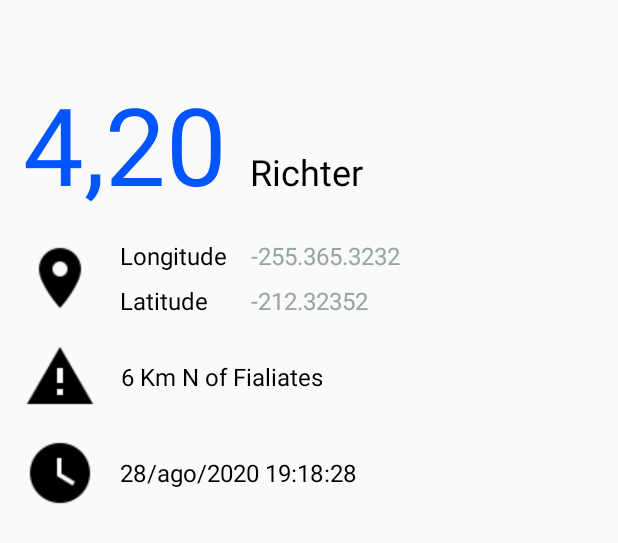
After one commit to pipomadrid/CursoAndroidUdemy, an Android app: the layout activity_details.xml on its own in the app's theme, with its tools: preview values and no code run, on a phone screen of 412 x 824 dp. The commit adds this screen. Shown: the top 543 px of the screen. Run offline under Robolectric (Android 15) with nearby library versions, the phone set to English and light mode, and no system bars.

Commit message:
no message

```diff
--- a/EarthquakeMonitor/app/build.gradle
+++ b/EarthquakeMonitor/app/build.gradle
@@ -2,6 +2,7 @@ plugins {
     id 'com.android.application'
     id 'kotlin-android'
     id 'kotlin-kapt'
+    id 'kotlin-android-extensions'
 
 }
 
--- a/EarthquakeMonitor/app/src/main/AndroidManifest.xml
+++ b/EarthquakeMonitor/app/src/main/AndroidManifest.xml
@@ -1,7 +1,9 @@
 <?xml version="1.0" encoding="utf-8"?>
 <manifest xmlns:android="http://schemas.android.com/apk/res/android"
     package="com.pedrosaez.earthquakemonitor">
-    <uses-permission android:name="android.permission.INTERNET"></uses-permission>
+
+    <uses-permission android:name="android.permission.INTERNET" />
+
     <application
         android:allowBackup="true"
         android:icon="@mipmap/ic_launcher"
@@ -9,6 +11,7 @@
         android:roundIcon="@mipmap/ic_launcher_round"
         android:supportsRtl="true"
         android:theme="@style/Theme.EarthquakeMonitor">
+        <activity android:name=".details.DetailsActivity"></activity>
         <activity android:name=".main.MainActivity">
             <intent-filter>
                 <action android:name="android.intent.action.MAIN" />
--- /dev/null
+++ b/EarthquakeMonitor/app/src/main/java/com/pedrosaez/earthquakemonitor/api/ApiResponseStatus.kt
@@ -0,0 +1,6 @@
+package com.pedrosaez.earthquakemonitor.api
+
+enum class ApiResponseStatus {
+    DONE,LOADING,ERROR,NOT_INTERNET_CONNECTION
+
+}
--- a/EarthquakeMonitor/app/src/main/java/com/pedrosaez/earthquakemonitor/database/EqDao.kt
+++ b/EarthquakeMonitor/app/src/main/java/com/pedrosaez/earthquakemonitor/database/EqDao.kt
@@ -16,11 +16,14 @@ interface EqDao {
 
     //Con @Query  introducimos una consulta que en este caso nos devolverá todos los terremotos
     @Query("SELECT * FROM earthquakes")
-    fun getEarthQuakes() : LiveData<MutableList<Earthquake>>
+    fun getEarthQuakes() : MutableList<Earthquake>
 
     @Query("SELECT * FROM earthquakes WHERE magnitude > :magnitude") //magnitude se refiere a
     // la de la data class y :magnitude al del método  getEarthQuakesWithMagnitude
     fun getEarthQuakesWithMagnitude(magnitude:Double) : MutableList<Earthquake>
+
+    @Query ("SELECT * FROM earthquakes order by magnitude ASC")
+    fun getEarthquakesByMagnitude():MutableList<Earthquake>
 
 
     @Update
--- /dev/null
+++ b/EarthquakeMonitor/app/src/main/res/layout/activity_details.xml
@@ -0,0 +1,141 @@
+<?xml version="1.0" encoding="utf-8"?>
+<LinearLayout xmlns:android="http://schemas.android.com/apk/res/android"
+    xmlns:app="http://schemas.android.com/apk/res-auto"
+    android:orientation="vertical"
+    xmlns:tools="http://schemas.android.com/tools"
+    android:layout_width="match_parent"
+    android:layout_height="match_parent"
+    tools:context=".details.DetailsActivity">
+
+    <LinearLayout
+        android:layout_marginTop="32dp"
+        android:layout_width="wrap_content"
+        android:layout_height="wrap_content"
+        android:orientation="horizontal">
+        <TextView
+            android:id="@+id/eq_magnitude_text"
+            android:layout_width="wrap_content"
+            android:layout_height="wrap_content"
+            android:padding="15dp"
+            tools:text="4,20"
+            android:textSize="72sp"
+            android:textColor="@color/blue"
+            />
+        <TextView
+            android:layout_width="wrap_content"
+            android:layout_height="wrap_content"
+            android:text="@string/richter"
+            android:textSize="24sp"
+            android:textColor="@color/black"/>
+    </LinearLayout>
+
+    <LinearLayout
+        android:layout_width="match_parent"
+        android:layout_height="wrap_content"
+        android:layout_marginStart="16dp"
+        android:orientation="horizontal">
+
+        <ImageView
+            android:layout_width="wrap_content"
+            android:layout_height="match_parent"
+            android:src="@drawable/map_marker" />
+        <LinearLayout
+            android:layout_width="wrap_content"
+            android:layout_height="wrap_content"
+            android:layout_marginStart="16dp"
+            android:orientation="vertical">
+
+            <TextView
+                android:layout_width="wrap_content"
+                android:layout_height="wrap_content"
+                android:text="@string/longitude"
+                android:textSize="16sp"
+                android:textColor="@color/black"/>
+
+            <TextView
+                android:layout_width="wrap_content"
+                android:layout_height="wrap_content"
+                android:text="@string/latitude"
+                android:textSize="16sp"
+                android:layout_marginTop="8dp"
+                android:textColor="@color/black"/>
+
+        </LinearLayout>
+        <LinearLayout
+
+            android:layout_width="wrap_content"
+            android:layout_height="wrap_content"
+            android:layout_marginStart="16dp"
+            android:orientation="vertical">
+
+            <TextView
+                android:id="@+id/longitude_text"
+                android:layout_width="wrap_content"
+                android:layout_height="wrap_content"
+                tools:text="-255.365.3232"
+                android:textSize="16sp"
+                android:textColor="@color/concrete"/>
+
+            <TextView
+                android:id="@+id/latitude_text"
+                android:layout_width="wrap_content"
+                android:layout_height="wrap_content"
+                tools:text="-212.32352"
+                android:layout_marginTop="8dp"
+                android:textSize="16sp"
+                android:textColor="@color/concrete"/>
+
+        </LinearLayout>
+    </LinearLayout>
+    <LinearLayout
+        android:layout_width="wrap_content"
+        android:layout_height="wrap_content"
+        android:layout_marginTop="16dp"
+        android:layout_marginStart="16dp"
+        android:orientation="horizontal">
+
+        <ImageView
+            android:layout_width="wrap_content"
+            android:layout_height="match_parent"
+            android:src="@drawable/alert" />
+        <TextView
+            android:id="@+id/eq_place_text"
+            android:gravity="center"
+            android:layout_width="wrap_content"
+            android:layout_height="match_parent"
+            android:layout_marginStart="16dp"
+            android:textColor="@color/black"
+            android:textSize="16dp"
+            tools:text="6 Km N of Fialiates"/>
+
+    </LinearLayout>
+    <LinearLayout
+        android:layout_width="wrap_content"
+        android:layout_height="wrap_content"
+        android:layout_marginTop="16dp"
+        android:layout_marginStart="16dp"
+        android:orientation="horizontal">
+
+        <ImageView
+            android:layout_width="wrap_content"
+            android:layout_height="match_parent"
+            android:src="@drawable/clock" />
+        <TextView
+            android:layout_marginStart="16dp"
+            android:id="@+id/eq_time_text"
+            android:gravity="center"
+            android:layout_width="wrap_content"
+            android:layout_height="match_parent"
+            android:textColor="@color/black"
+            android:textSize="16dp"
+            tools:text="28/ago/2020 19:18:28"/>
+
+    </LinearLayout>
+
+
+
+
+
+
+
+</LinearLayout>
--- a/EarthquakeMonitor/app/src/main/res/values/colors.xml
+++ b/EarthquakeMonitor/app/src/main/res/values/colors.xml
@@ -7,4 +7,6 @@
     <color name="teal_700">#FF018786</color>
     <color name="black">#FF000000</color>
     <color name="white">#FFFFFFFF</color>
+    <color name="blue">#0055FF</color>
+    <color name="concrete">#95a5a6</color>
 </resources>
--- a/EarthquakeMonitor/app/src/main/res/values/strings.xml
+++ b/EarthquakeMonitor/app/src/main/res/values/strings.xml
@@ -2,4 +2,9 @@
     <string name="app_name">Earthquake Monitor</string>
     <string name="eq_empty_list">No eartquakes rigth now</string>
     <string name="magnitude_format">%.2f</string>
+    <string name="richter">Richter</string>
+    <string name="longitude">Longitude</string>
+    <string name="latitude">Latitude</string>
+    <string name="sort_by_magnitude">Sort by magnitude</string>
+    <string name="sort_by_time">Sort by time</string>
 </resources>
--- a/miEdadCanina/app/src/main/java/com/pedrosaez/miedadcanina/MainActivity.kt
+++ b/miEdadCanina/app/src/main/java/com/pedrosaez/miedadcanina/MainActivity.kt
@@ -14,14 +14,17 @@ class MainActivity : AppCompatActivity() {
 
     //Constante para usar en el log
     private val TAG = "MainActivity"
+    //Creamos la variable binding apra vincular el xml con la lógica
     private lateinit var binding: ActivityMainBinding
 
     override fun onCreate(savedInstanceState: Bundle?) {
         super.onCreate(savedInstanceState)
+        //Inicializamos binding inflándole el xml
         binding = ActivityMainBinding.inflate(layoutInflater)
         val view = binding.root
         setContentView(view)
 
+        //Vinculamos los views asignándolos a una variable
         val ageEdit = binding.ageEdit
         val resultText = binding.resultText
         val button = binding.button
@@ -30,6 +33,8 @@ class MainActivity : AppCompatActivity() {
         Log.d(TAG , "Activity created")
 
         button.setOnClickListener {
+            //Si hay texto en el editText de la edad  ponemos la edad en el resultText
+            //Si no lanzamos un toast indicando que no se ha puesto la edad
             if(ageEdit.text.isNotEmpty()) {
                 val ageInt = ageEdit.text.toString().toInt()
                 resultText.text = getString(R.string.result_text,ageInt * 7)
```
Also changed, not shown: EarthquakeMonitor/app/src/main/java/com/pedrosaez/earthquakemonitor/Earthquake.kt (+5 -3 lines), EarthquakeMonitor/app/src/main/java/com/pedrosaez/earthquakemonitor/details/DetailsActivity.kt (added, +40 -0 lines), EarthquakeMonitor/app/src/main/java/com/pedrosaez/earthquakemonitor/main/MainActivity.kt (+41 -2 lines), EarthquakeMonitor/app/src/main/java/com/pedrosaez/earthquakemonitor/main/MainRepository.kt (+11 -8 lines), EarthquakeMonitor/app/src/main/java/com/pedrosaez/earthquakemonitor/main/MainViewModel.kt (+28 -14 lines), EarthquakeMonitor/app/src/main/res/drawable-v24/alert2.xml (added, +9 -0 lines), EarthquakeMonitor/app/src/main/res/drawable-v24/clock_time_four_outline2.xml (added, +10 -0 lines), EarthquakeMonitor/app/src/main/res/layout/activity_main.xml (+8 -0 lines), EarthquakeMonitor/app/src/main/res/menu/main_menu.xml (added, +15 -0 lines), EarthquakeMonitor/app/src/main/res/drawable-v24/alert.png (added), EarthquakeMonitor/app/src/main/res/drawable-v24/clock.png (added), EarthquakeMonitor/app/src/main/res/drawable-v24/map_marker.png (added).
